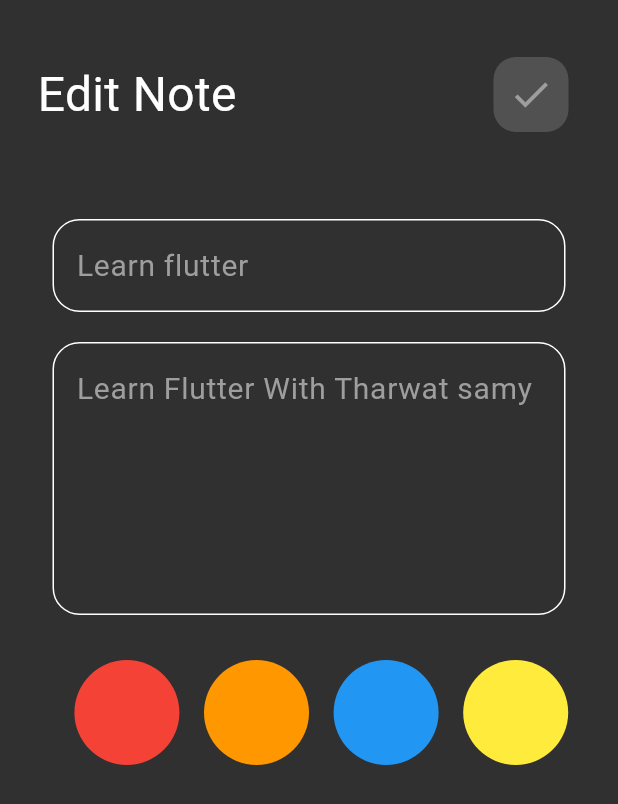
After one commit to AhmedAwadNosir/Notes_App, a Flutter app: the screen it shows after launch, after a tap on "Learn Flutter", on a phone screen of 412 x 824 dp. The commit adds this screen. Shown: the top 804 px of the screen. Run offline on Flutter 3.47's test engine with Material 2 defaults, Android fonts, the phone set to English and light mode, and no system bars.

Commit message:
create edit notes view ui

```diff
--- /dev/null
+++ b/lib/Features/Home/views/edit_note_view.dart
@@ -0,0 +1,13 @@
+import 'package:flutter/material.dart';
+import '../wedgits/edit_note_view_body.dart';
+
+class EditView extends StatelessWidget {
+  const EditView({super.key});
+  static const id = "edite view";
+  @override
+  Widget build(BuildContext context) {
+    return const Scaffold(
+      body: EditNoteViewBody(),
+    );
+  }
+}
--- a/lib/Features/Home/wedgits/card_item_listview.dart
+++ b/lib/Features/Home/wedgits/card_item_listview.dart
@@ -1,6 +1,8 @@
 import 'package:flutter/material.dart';
 import '../../../Models/note_model.dart';
+import '../views/edit_note_view.dart';
 import 'card_item.dart';
+
 class CardItmesListView extends StatelessWidget {
   CardItmesListView({super.key});
   List<NoteModel> cards = [
@@ -34,7 +36,11 @@ class CardItmesListView extends StatelessWidget {
       itemBuilder: (context, index) {
         return Padding(
           padding: const EdgeInsets.only(bottom: 10),
-          child: CardItem(note: cards[index]),
+          child: GestureDetector(
+              onTap: () {
+                Navigator.pushNamed(context, EditView.id);
+              },
+              child: CardItem(note: cards[index])),
         );
       },
     );
--- /dev/null
+++ b/lib/Features/Home/wedgits/color_picker.dart
@@ -0,0 +1,18 @@
+import 'package:flutter/material.dart';
+
+class ColorPiker extends StatelessWidget {
+  const ColorPiker({
+    super.key,
+    required this.color,
+  });
+  final Color color;
+  @override
+  Widget build(BuildContext context) {
+    return Container(
+      height: 70,
+      width: 70,
+      decoration:
+          BoxDecoration(color: color, borderRadius: BorderRadius.circular(50)),
+    );
+  }
+}
--- /dev/null
+++ b/lib/Features/Home/wedgits/custom_text_field.dart
@@ -0,0 +1,32 @@
+import 'package:flutter/material.dart';
+
+class CustomTextField extends StatelessWidget {
+  const CustomTextField({super.key, required this.hint, this.maxlines = 1});
+  final String hint;
+  final int maxlines;
+  @override
+  Widget build(BuildContext context) {
+    return Padding(
+      padding: const EdgeInsets.all(10),
+      child: TextField(
+        maxLines: maxlines,
+        style: const TextStyle(fontSize: 20, color: Colors.white),
+        decoration: InputDecoration(
+          hintStyle: const TextStyle(fontSize: 20, color: Colors.grey),
+          hintText: hint,
+          enabledBorder: buildBorder(Colors.white),
+          focusedBorder: buildBorder(Colors.deepPurple),
+        ),
+      ),
+    );
+  }
+
+  OutlineInputBorder buildBorder([Color? color]) {
+    return OutlineInputBorder(
+      borderSide: BorderSide(
+        color: color ?? const Color(0xFF000000),
+      ),
+      borderRadius: BorderRadius.circular(18),
+    );
+  }
+}
--- /dev/null
+++ b/lib/Features/Home/wedgits/edit_note_view_body.dart
@@ -0,0 +1,59 @@
+import 'package:flutter/material.dart';
+
+import '../../wedgits/app_header.dart';
+import 'color_picker.dart';
+import 'custom_text_field.dart';
+
+class EditNoteViewBody extends StatelessWidget {
+  const EditNoteViewBody({super.key});
+
+  @override
+  Widget build(BuildContext context) {
+    return SafeArea(
+      child: Padding(
+        padding: const EdgeInsets.symmetric(horizontal: 25),
+        child: Column(
+          children: [
+            const SizedBox(
+              height: 30,
+            ),
+            const AppHeader(title: "Edit Note", icon: Icons.check),
+            const SizedBox(
+              height: 40,
+            ),
+            const CustomTextField(
+              hint: "Learn flutter",
+            ),
+            const CustomTextField(
+              hint: "Learn Flutter With Tharwat samy",
+              maxlines: 5,
+            ),
+            const SizedBox(
+              height: 20,
+            ),
+            Row(
+              mainAxisAlignment: MainAxisAlignment.spaceAround,
+              children: const [
+                SizedBox(
+                  height: 15,
+                ),
+                ColorPiker(
+                  color: Colors.red,
+                ),
+                ColorPiker(
+                  color: Colors.orange,
+                ),
+                ColorPiker(
+                  color: Colors.blue,
+                ),
+                ColorPiker(
+                  color: Colors.yellow,
+                ),
+              ],
+            )
+          ],
+        ),
+      ),
+    );
+  }
+}
--- a/lib/main.dart
+++ b/lib/main.dart
@@ -1,4 +1,5 @@
 import 'package:flutter/material.dart';
+import 'package:notes_app_git/Features/Home/views/edit_note_view.dart';
 import 'package:notes_app_git/Features/home/views/home_view.dart';
 
 import 'Utils/app_colors.dart';
@@ -15,7 +16,10 @@ class NotesApp extends StatelessWidget {
     return MaterialApp(
       theme: ThemeData(
           useMaterial3: true, scaffoldBackgroundColor: AppColors.primaryColor),
-      routes: {HomeView.id: (context) => const HomeView()},
+      routes: {
+        HomeView.id: (context) => const HomeView(),
+        EditView.id: (context) => const EditView(),
+      },
       initialRoute: HomeView.id,
     );
   }
```
Also changed, not shown: 1 other file.
